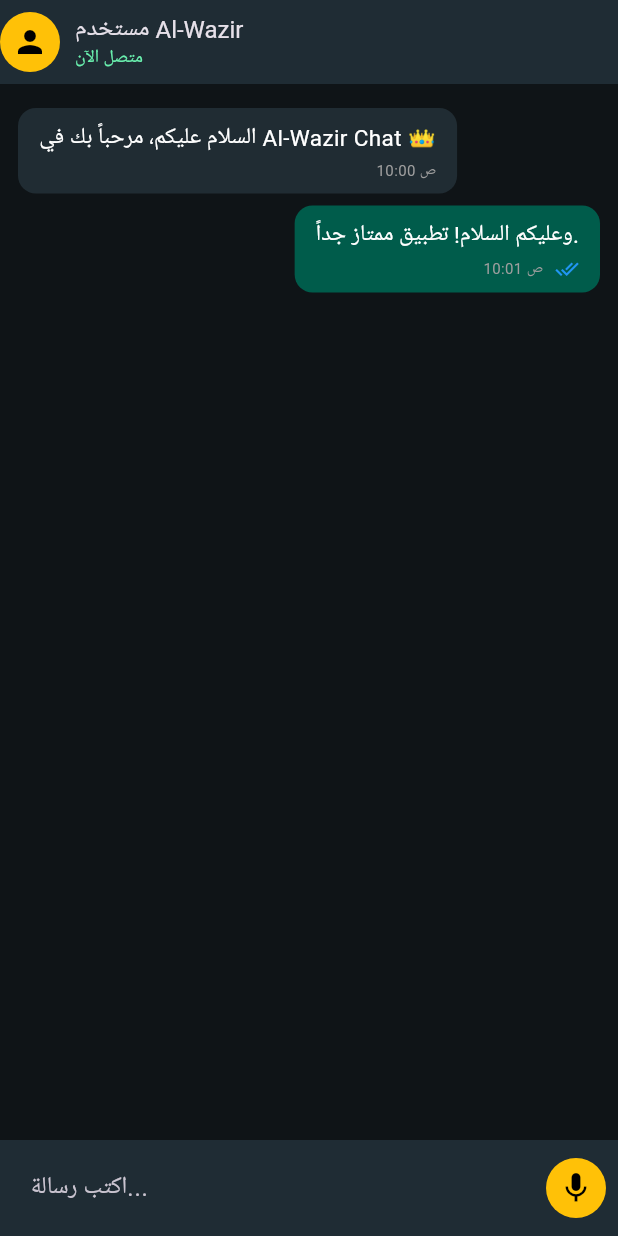
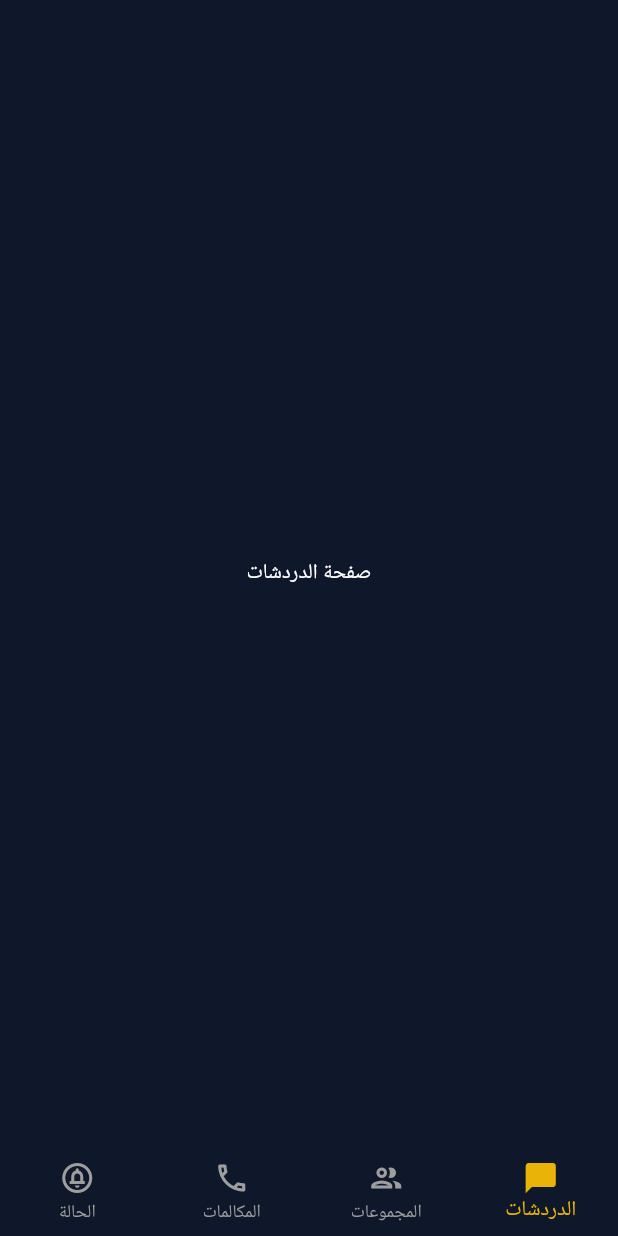
Before and after one commit to alfhdalwzeer-lgtm/wchatAlwzeerApp, a Flutter app: the screen it shows after launch, on a phone screen of 412 x 824 dp. Run offline on Flutter 3.47's test engine with Material 3 defaults, Android fonts, the phone set to English and light mode, and no system bars.

Commit message:
Update main.dart

```diff
--- a/lib/main.dart
+++ b/lib/main.dart
@@ -1,211 +1,109 @@
 import 'package:flutter/material.dart';
-import 'widgets/message_status_widget.dart';
+import 'package:flutter_localizations/flutter_localizations.dart';
 
 void main() {
-  runApp(const MyApp());
+  runApp(const AlWazirChatApp());
 }
 
-class MyApp extends StatelessWidget {
-  const MyApp({Key? key}) : super(key: key);
+class AlWazirChatApp extends StatelessWidget {
+  const AlWazirChatApp({super.key});
 
   @override
   Widget build(BuildContext context) {
     return MaterialApp(
-      title: 'Al-Wazir Chat',
+      title: 'الفهد شات',
       debugShowCheckedModeBanner: false,
+
+      // دعم اللغة العربية والاتجاه من اليمين لليار (RTL)
+      localizationsDelegates: const [
+        GlobalMaterialLocalizations.delegate,
+        GlobalWidgetsLocalizations.delegate,
+        GlobalCupertinoLocalizations.delegate,
+      ],
+      supportedLocales: const [
+        Locale('ar', 'YE'), // اللغة العربية
+      ],
+      locale: const Locale('ar', 'YE'),
+
+      // الثيم الداكن الذهبي المطابق للواجهات
       theme: ThemeData.dark().copyWith(
-        scaffoldBackgroundColor: const Color(0xFF0F1417),
-        appBarTheme: const AppBarTheme(backgroundColor: Color(0xFF1F2C34)),
+        scaffoldBackgroundColor: const Color(0xFF0F172A),
+        primaryColor: const Color(0xFFEAB308),
+        appBarTheme: const AppBarTheme(
+          backgroundColor: Color(0xFF0F172A),
+          elevation: 0,
+          centerTitle: false,
+          titleTextStyle: TextStyle(
+            color: Color(0xFFEAB308),
+            fontSize: 22,
+            fontWeight: FontWeight.bold,
+          ),
+        ),
+        colorScheme: const ColorScheme.dark(
+          primary: Color(0xFFEAB308),
+          surface: Color(0xFF1E293B),
+        ),
       ),
-      home: const ChatScreen(),
+
+      // الشاشة الابتدائية (شاشة تسجيل الدخول أو الرئيسية)
+      home: const MainNavigationScreen(),
     );
   }
 }
 
-class ChatScreen extends StatefulWidget {
-  const ChatScreen({Key? key}) : super(key: key);
+// شاشة التنقل الرئيسية (Bottom Navigation Bar)
+class MainNavigationScreen extends StatefulWidget {
+  const MainNavigationScreen({super.key});
 
   @override
-  State<ChatScreen> createState() => _ChatScreenState();
+  State<MainNavigationScreen> createState() => _MainNavigationScreenState();
 }
 
-class _ChatScreenState extends State<ChatScreen> {
-  final TextEditingController _controller = TextEditingController();
-  bool _isWriting = false;
-  bool _isRecording = false;
+class _MainNavigationScreenState extends State<MainNavigationScreen> {
+  int _selectedIndex = 0;
 
-  final List<Map<String, dynamic>> _messages = [
-    {
-      'text': 'السلام عليكم، مرحباً بك في Al-Wazir Chat 👑',
-      'isMe': false,
-      'isAudio': false,
-      'time': '10:00 ص',
-      'status': MessageStatus.read,
-    },
-    {
-      'text': 'وعليكم السلام! تطبيق ممتاز جداً.',
-      'isMe': true,
-      'isAudio': false,
-      'time': '10:01 ص',
-      'status': MessageStatus.read,
-    },
+  final List<Widget> _screens = const [
+    Center(child: Text('صفحة الدردشات', style: TextStyle(color: Colors.white))),
+    Center(child: Text('صفحة المجموعات', style: TextStyle(color: Colors.white))),
+    Center(child: Text('صفحة المكالمات', style: TextStyle(color: Colors.white))),
+    Center(child: Text('صفحة الحالة', style: TextStyle(color: Colors.white))),
   ];
-
-  @override
-  void initState() {
-    super.initState();
-    _controller.addListener(() {
-      setState(() {
-        _isWriting = _controller.text.trim().isNotEmpty;
-      });
-    });
-  }
-
-  void _sendMessage() {
-    if (_controller.text.trim().isEmpty) return;
-    setState(() {
-      _messages.add({
-        'text': _controller.text,
-        'isMe': true,
-        'isAudio': false,
-        'time': '10:02 ص',
-        'status': MessageStatus.sent,
-      });
-      _controller.clear();
-      _isWriting = false;
-    });
-  }
-
-  void _toggleRecording() {
-    setState(() {
-      _isRecording = !_isRecording;
-      if (!_isRecording) {
-        // إضافة رسالة صوتية وهمية للعرض
-        _messages.add({
-          'text': 'رسالة صوتية (0:05)',
-          'isMe': true,
-          'isAudio': true,
-          'time': '10:03 ص',
-          'status': MessageStatus.sent,
-        });
-      }
-    });
-
-    ScaffoldMessenger.of(context).showSnackBar(
-      SnackBar(
-        content: Text(_isRecording ? 'جاري التسجيل الصوتي...' : 'تم إرسال التسجيل الصوتي'),
-        duration: const Duration(seconds: 1),
-      ),
-    );
-  }
 
   @override
   Widget build(BuildContext context) {
     return Scaffold(
-      appBar: AppBar(
-        titleSpacing: 0,
-        title: Row(
-          children: [
-            const CircleAvatar(
-              backgroundColor: Colors.amber,
-              child: Icon(Icons.person, color: Colors.black),
-            ),
-            const SizedBox(width: 10),
-            Column(
-              crossAxisAlignment: CrossAxisAlignment.start,
-              children: const [
-                Text('مستخدم Al-Wazir', style: TextStyle(fontSize: 16)),
-                Text('متصل الآن', style: TextStyle(fontSize: 12, color: Colors.greenAccent)),
-              ],
-            ),
-          ],
-        ),
-      ),
-      body: Column(
-        children: [
-          Expanded(
-            child: ListView.builder(
-              padding: const EdgeInsets.all(12),
-              itemCount: _messages.length,
-              itemBuilder: (context, index) {
-                final msg = _messages[index];
-                final isMe = msg['isMe'] as bool;
-                final isAudio = msg['isAudio'] as bool? ?? false;
-
-                return Align(
-                  alignment: isMe ? Alignment.centerRight : Alignment.centerLeft,
-                  child: Container(
-                    margin: const EdgeInsets.symmetric(vertical: 4),
-                    padding: const EdgeInsets.symmetric(horizontal: 14, vertical: 8),
-                    decoration: BoxDecoration(
-                      color: isMe ? const Color(0xFF005C4B) : const Color(0xFF202C33),
-                      borderRadius: BorderRadius.circular(12),
-                    ),
-                    child: Column(
-                      crossAxisAlignment: CrossAxisAlignment.end,
-                      children: [
-                        if (isAudio)
-                          Row(
-                            mainAxisSize: MainAxisSize.min,
-                            children: [
-                              const Icon(Icons.play_arrow, color: Colors.amber, size: 28),
-                              const SizedBox(width: 6),
-                              Text(msg['text'], style: const TextStyle(color: Colors.white, fontSize: 14)),
-                            ],
-                          )
-                        else
-                          Text(msg['text'], style: const TextStyle(color: Colors.white, fontSize: 15)),
-                        const SizedBox(height: 4),
-                        Row(
-                          mainAxisSize: MainAxisSize.min,
-                          children: [
-                            Text(msg['time'], style: const TextStyle(fontSize: 10, color: Colors.grey)),
-                            if (isMe) ...[
-                              const SizedBox(width: 4),
-                              MessageStatusWidget(
-                                status: msg['status'] as MessageStatus,
-                                timeText: '',
-                              ),
-                            ]
-                          ],
-                        ),
-                      ],
-                    ),
-                  ),
-                );
-              },
-            ),
+      body: _screens[_selectedIndex],
+      bottomNavigationBar: BottomNavigationBar(
+        currentIndex: _selectedIndex,
+        onTap: (index) {
+          setState(() {
+            _selectedIndex = index;
+          });
+        },
+        type: BottomNavigationBarType.fixed,
+        backgroundColor: const Color(0xFF0F172A),
+        selectedItemColor: const Color(0xFFEAB308),
+        unselectedItemColor: Colors.grey,
+        items: const [
+          BottomNavigationBarItem(
+            icon: Icon(Icons.chat_bubble_outline),
+            activeIcon: Icon(Icons.chat_bubble),
+            label: 'الدردشات',
           ),
-          Container(
-            padding: const EdgeInsets.all(8),
-            color: const Color(0xFF1F2C34),
-            child: Row(
-              children: [
-                Expanded(
-                  child: TextField(
-                    controller: _controller,
-                    decoration: InputDecoration(
-                      hintText: _isRecording ? 'جاري التسجيل...' : 'اكتب رسالة...',
-                      border: InputBorder.none,
-                      contentPadding: const EdgeInsets.symmetric(horizontal: 12),
-                    ),
-                    enabled: !_isRecording,
-                  ),
-                ),
-                GestureDetector(
-                  onTap: _isWriting ? _sendMessage : _toggleRecording,
-                  child: CircleAvatar(
-                    backgroundColor: _isRecording ? Colors.red : Colors.amber,
-                    child: Icon(
-                      _isWriting
-                          ? Icons.send
-                          : (_isRecording ? Icons.stop : Icons.mic),
-                      color: Colors.black,
-                    ),
-                  ),
-                ),
-              ],
-            ),
+          BottomNavigationBarItem(
+            icon: Icon(Icons.group_outlined),
+            activeIcon: Icon(Icons.group),
+            label: 'المجموعات',
+          ),
+          BottomNavigationBarItem(
+            icon: Icon(Icons.phone_outlined),
+            activeIcon: Icon(Icons.phone),
+            label: 'المكالمات',
+          ),
+          BottomNavigationBarItem(
+            icon: Icon(Icons.circle_notifications_outlined),
+            activeIcon: Icon(Icons.circle_notifications),
+            label: 'الحالة',
           ),
         ],
       ),
```
